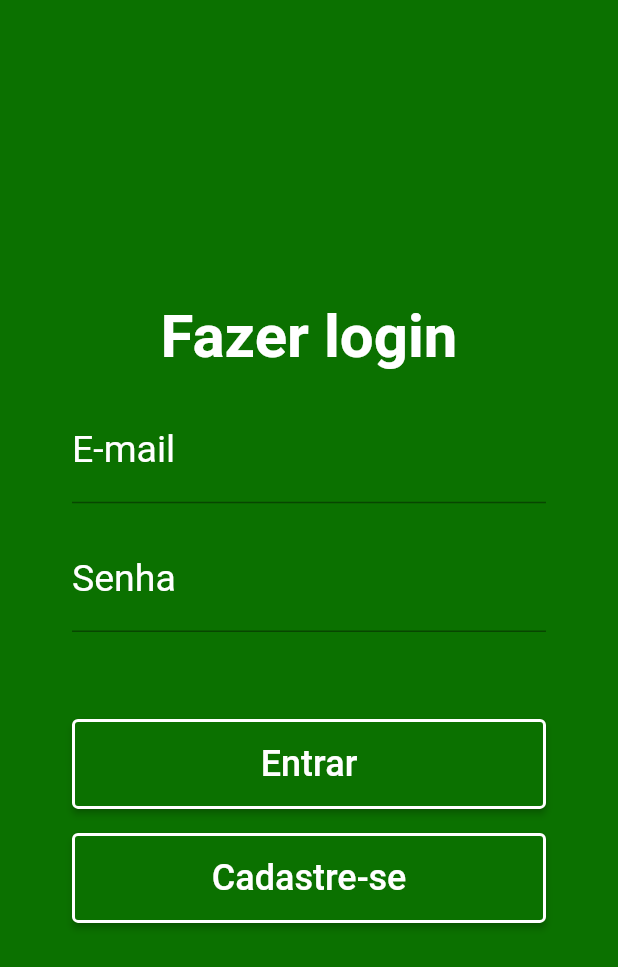
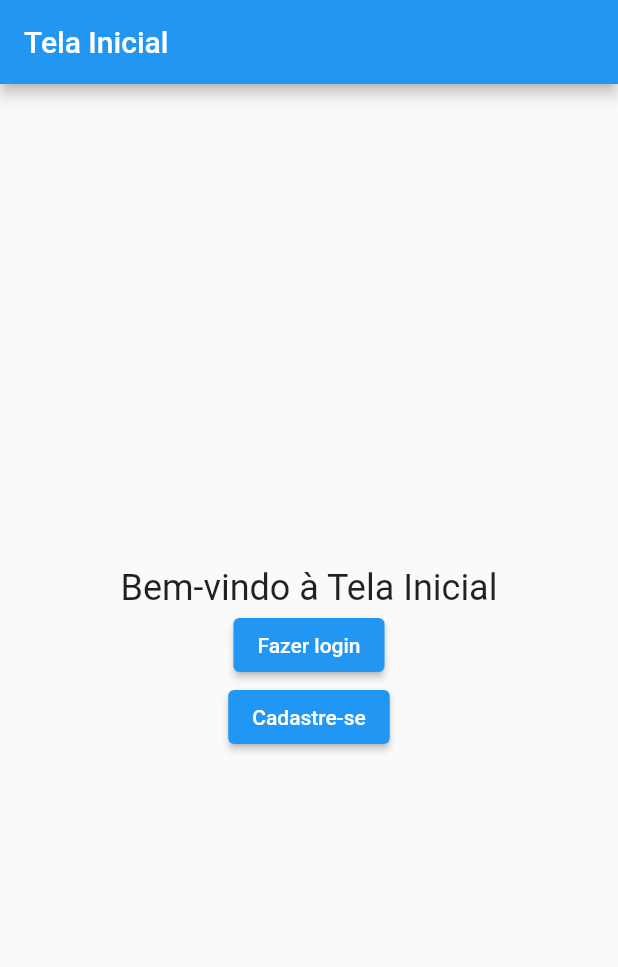
Before and after one commit to JulioAltenhofen/projeto_casa_arduino, a Flutter app: the screen it shows after launch, on a phone screen of 412 x 824 dp. Shown: the top 967 px of the screen. Run offline on Flutter 3.47's test engine with Material 2 defaults, Android fonts, the phone set to English and light mode, and no system bars; statements that could not run were skipped.

Commit message:
Tela de comodos

```diff
--- /dev/null
+++ b/lib/data/dummy_comodos.dart
@@ -0,0 +1,8 @@
+import 'package:projeto_casa_arduino/models/comodo.dart';
+
+const dummy_comodos = {
+  '1': Comodo(id: '1', name: 'Quarto', dispositivos: '1'),
+  '2': Comodo(id: '2', name: 'Sala', dispositivos: '3'),
+  '3': Comodo(id: '3', name: 'Banheiro', dispositivos: '1'),
+  '4': Comodo(id: '4', name: 'Cozinha', dispositivos: '3')
+};
--- a/lib/data/dummy_users.dart
+++ b/lib/data/dummy_users.dart
@@ -1,8 +1,11 @@
 import 'package:projeto_casa_arduino/models/user.dart';
 
-const DUMMY_USERS = {
-  '1': User(id: '1', name: 'Maria', email: 'maria@alunos.com.br'),
-  '2': User(id: '2', name: 'Rafael', email: 'rafael@alunos.com.br'),
-  '3': User(id: '3', name: 'Fernanda', email: 'fernanda@zymail.com.br'),
-  '4': User(id: '4', name: 'Guilherme', email: 'guigui@abcmail.com')
+const dummy_users = {
+  '1': User(id: '1', name: 'Maria', email: 'maria@alunos.com.br', senha: '123'),
+  '2': User(
+      id: '2', name: 'Rafael', email: 'rafael@alunos.com.br', senha: '123'),
+  '3': User(
+      id: '3', name: 'Fernanda', email: 'fernanda@zymail.com.br', senha: '123'),
+  '4': User(
+      id: '4', name: 'Guilherme', email: 'guigui@abcmail.com', senha: '123'),
 };
--- a/lib/main.dart
+++ b/lib/main.dart
@@ -1,7 +1,9 @@
 import 'package:flutter/material.dart';
+import 'package:projeto_casa_arduino/provider/comodos.dart';
 import 'package:projeto_casa_arduino/provider/users.dart';
 import 'package:projeto_casa_arduino/routes/app_routes.dart';
-import 'package:projeto_casa_arduino/views/house.dart';
+import 'package:projeto_casa_arduino/views/comodos_list.dart';
+import 'package:projeto_casa_arduino/views/home.dart';
 import 'package:projeto_casa_arduino/views/login.dart';
 import 'package:projeto_casa_arduino/views/signup.dart';
 import 'package:provider/provider.dart';
@@ -18,6 +20,9 @@ class MyApp extends StatelessWidget {
         ChangeNotifierProvider(
           create: (ctx) => Users(),
         ),
+        ChangeNotifierProvider(
+          create: (ctx) => Comodos(),
+        ),
       ],
       child: MaterialApp(
         title: 'Flutter Demo',
@@ -26,9 +31,10 @@ class MyApp extends StatelessWidget {
           visualDensity: VisualDensity.adaptivePlatformDensity,
         ),
         routes: {
+          AppRoutes.HOME: (_) => Home(),
+          AppRoutes.COMODOS_LIST: (_) => ComodosList(),
+          AppRoutes.SIGNUP: (_) => Signup(),
           AppRoutes.LOGIN: (_) => Login(),
-          AppRoutes.COMODOS: (_) => Comodo(),
-          AppRoutes.SIGNUP: (_) => Signup()
         },
       ),
     );
--- a/lib/models/comodo.dart
+++ b/lib/models/comodo.dart
@@ -3,9 +3,11 @@ import 'package:flutter/material.dart';
 class Comodo {
   final String? id;
   final String? name;
+  final String? dispositivos;
 
   const Comodo({
     this.id,
     @required this.name,
+    @required this.dispositivos,
   });
 }
--- a/lib/routes/app_routes.dart
+++ b/lib/routes/app_routes.dart
@@ -1,6 +1,7 @@
 class AppRoutes {
-  static const LOGIN = '/';
+  static const HOME = '/';
   static const USER_FORM = '/user-form';
-  static const COMODOS = '/comodos';
+  static const COMODOS_LIST = '/comodos';
   static const SIGNUP = '/signup';
+  static const LOGIN = '/login';
 }
--- /dev/null
+++ b/lib/views/home.dart
@@ -0,0 +1,35 @@
+import 'package:flutter/material.dart';
+
+class Home extends StatelessWidget {
+  @override
+  Widget build(BuildContext context) {
+    return Scaffold(
+      appBar: AppBar(
+        title: Text('Tela Inicial'),
+      ),
+      body: Center(
+        child: Column(
+          mainAxisAlignment: MainAxisAlignment.center,
+          children: <Widget>[
+            Text(
+              'Bem-vindo à Tela Inicial',
+              style: TextStyle(fontSize: 24),
+            ),
+            ElevatedButton(
+              onPressed: () {
+                Navigator.of(context).pushReplacementNamed('/login');
+              },
+              child: Text('Fazer login'),
+            ),
+            ElevatedButton(
+              onPressed: () {
+                Navigator.of(context).pushReplacementNamed('/signup');
+              },
+              child: Text('Cadastre-se'),
+            ),
+          ],
+        ),
+      ),
+    );
+  }
+}
--- a/lib/views/login.dart
+++ b/lib/views/login.dart
@@ -85,12 +85,12 @@ class Login extends StatelessWidget {
                   side: BorderSide(width: 2, color: Colors.white),
                 ),
                 onPressed: () {
-                  Navigator.of(context).pushReplacementNamed('/signup');
+                  Navigator.of(context).pushReplacementNamed('/');
                 },
                 child: Padding(
                   padding: const EdgeInsets.all(16.0),
                   child: Text(
-                    "Cadastre-se",
+                    "Voltar",
                     style: TextStyle(color: Colors.white, fontSize: 24),
                   ),
                 ),
```
Also changed, not shown: lib/components/comodo_tile.dart (added, +83 -0 lines), lib/provider/comodos.dart (renamed from lib/provider/users.dart, +22 -19 lines), lib/views/comodos_list.dart (added, +30 -0 lines), lib/views/signup.dart (+40 -1 lines), lib/views/user_form.dart (added, +100 -0 lines).
